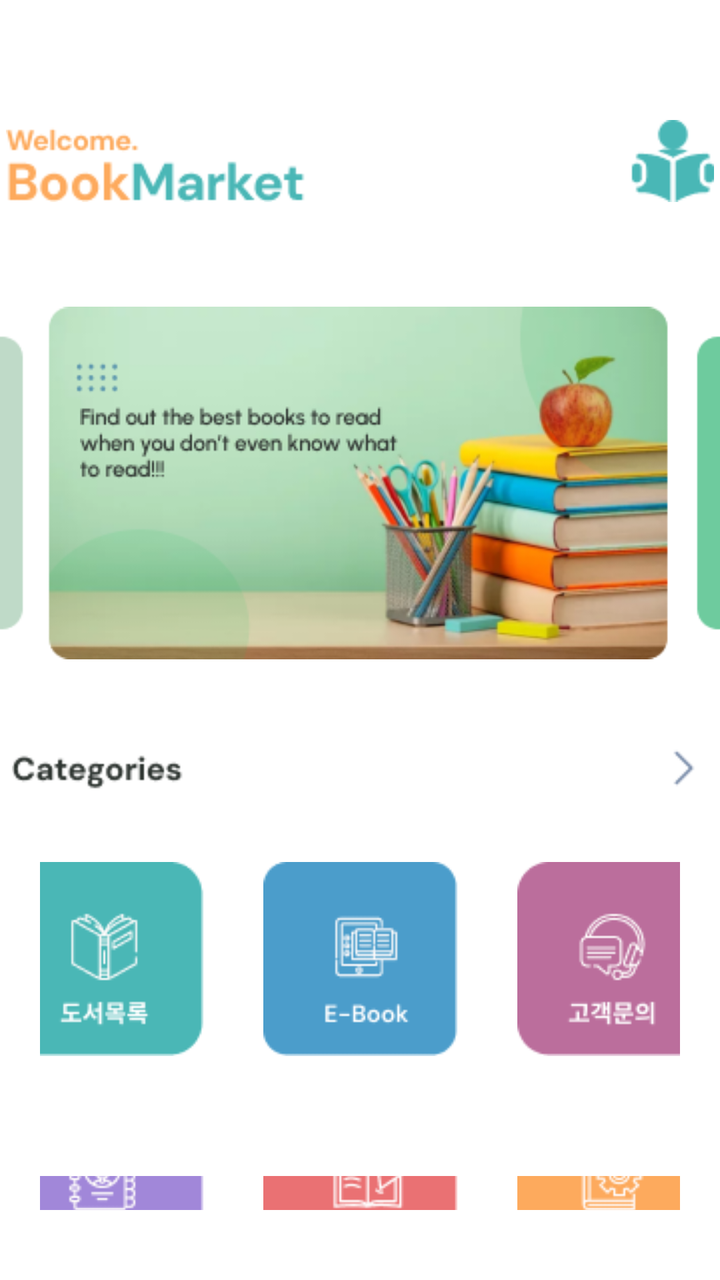
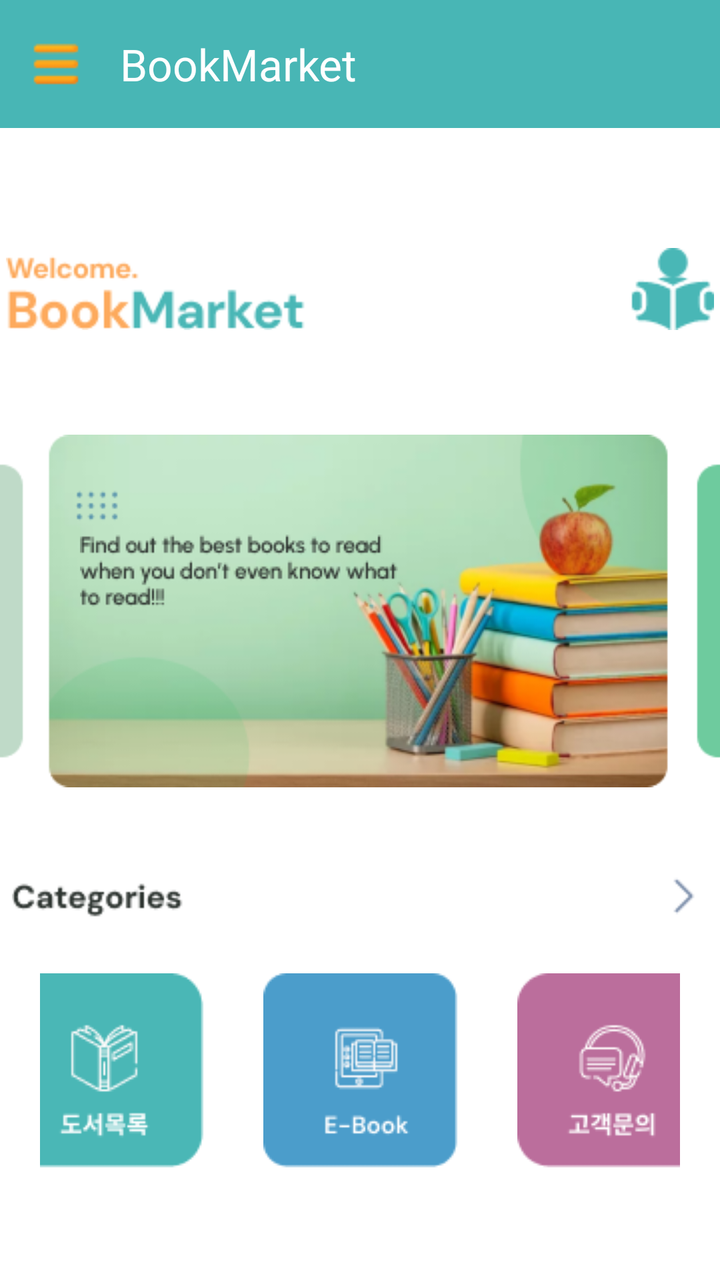

Two renders of the same Android screen: before a commit and after it. Below are the layout's source before the change and the commit's diff.
<!-- AndroidManifest.xml: application theme Theme.BookMarket -->
<!-- res/layout/activity_menu.xml -->
<?xml version="1.0" encoding="utf-8"?>
<LinearLayout xmlns:android="http://schemas.android.com/apk/res/android"
    xmlns:app="http://schemas.android.com/apk/res-auto"
    xmlns:tools="http://schemas.android.com/tools"
    android:id="@+id/menu"
    android:layout_width="match_parent"
    android:layout_height="match_parent"
    android:background="#ffffff"
    android:orientation="vertical"
    tools:context=".MenuActivity">

    <ImageView
        android:id="@+id/imageView1"
        android:layout_width="wrap_content"
        android:layout_height="wrap_content"
        android:layout_gravity="center_horizontal"
        android:layout_marginTop="60dp"
        app:srcCompat="@drawable/menu_logo" />

    <FrameLayout
        android:layout_width="match_parent"
        android:layout_height="wrap_content">

        <ImageView
            android:id="@+id/imageView2"
            android:layout_width="wrap_content"
            android:layout_height="wrap_content"
            android:layout_marginTop="40dp"
            android:onClick="onBannerClick"
            app:srcCompat="@drawable/menu_banner1" />

        <ImageView
            android:id="@+id/imageView5"
            android:layout_width="wrap_content"
            android:layout_height="wrap_content"
            android:layout_gravity="center_vertical"
            android:layout_marginLeft="40dp"
            app:srcCompat="@drawable/menu_text" />
    </FrameLayout>

    <ImageView
        android:id="@+id/imageView3"
        android:layout_width="match_parent"
        android:layout_height="wrap_content"
        android:layout_marginTop="30dp"
        app:srcCompat="@drawable/menu_title" />

    <TableLayout
        android:layout_width="match_parent"
        android:layout_height="wrap_content"
        android:layout_margin="20dp"
        android:gravity="center">

        <TableRow
            android:layout_width="match_parent"
            android:layout_height="match_parent"
            android:gravity="center_horizontal">

            <ImageButton
                android:id="@+id/imageButton1"
                android:layout_width="wrap_content"
                android:layout_height="wrap_content"
                android:layout_margin="15dp"
                android:background="@android:color/transparent"
                android:onClick="onBookListClick"
                app:srcCompat="@drawable/menu_menu1" />

            <ImageButton
                android:id="@+id/imageButton2"
                android:layout_width="wrap_content"
                android:layout_height="wrap_content"
                android:layout_margin="15dp"
                android:background="#00FFFFFF"
                android:onClick="onEBookClick"
                app:srcCompat="@drawable/menu_menu2" />

            <ImageButton
                android:id="@+id/imageButton3"
                android:layout_width="wrap_content"
                android:layout_height="wrap_content"
                android:layout_margin="15dp"
                android:background="#00FFFFFF"
                android:onClick="onCustomerInquiryClick"
                app:srcCompat="@drawable/menu_menu3" />
        </TableRow>

        <TableRow
            android:layout_width="match_parent"
            android:layout_height="match_parent"
            android:layout_marginTop="30dp"
            android:gravity="center_horizontal">

            <ImageButton
                android:id="@+id/imageButton4"
                android:layout_width="wrap_content"
                android:layout_height="wrap_content"
                android:layout_margin="15dp"
                android:background="#00FFFFFF"
                android:onClick="onMyPageClick"
                app:srcCompat="@drawable/menu_menu4" />

            <ImageButton
                android:id="@+id/imageButton5"
                android:layout_width="wrap_content"
                android:layout_height="wrap_content"
                android:layout_margin="15dp"
                android:background="#00FFFFFF"
                android:onClick="onMarketInfoClick"
                app:srcCompat="@drawable/menu_menu5" />

            <ImageButton
                android:id="@+id/imageButton6"
                android:layout_width="wrap_content"
                android:layout_height="wrap_content"
                android:layout_margin="15dp"
                android:background="#00FFFFFF"
                android:onClick="onSettingClick"
                app:srcCompat="@drawable/menu_menu6" />
        </TableRow>
    </TableLayout>

    <LinearLayout
        android:layout_width="match_parent"
        android:layout_height="match_parent"
        android:gravity="bottom|center_horizontal"
        android:orientation="vertical">

        <ImageView
            android:id="@+id/imageView4"
            android:layout_width="wrap_content"
            android:layout_height="wrap_content"
            app:srcCompat="@drawable/menu_bottom" />
    </LinearLayout>
</LinearLayout>
<!-- resources referenced by this layout -->
<resources>
  <!-- drawable menu_banner1: png bitmap (drawable, 64457 bytes) -->
  <!-- drawable menu_bottom: png bitmap (drawable, 1726 bytes) -->
  <!-- drawable menu_logo: png bitmap (drawable, 4746 bytes) -->
  <!-- drawable menu_menu1: png bitmap (drawable, 2551 bytes) -->
  <!-- drawable menu_menu2: png bitmap (drawable, 2214 bytes) -->
  <!-- drawable menu_menu3: png bitmap (drawable, 3499 bytes) -->
  <!-- drawable menu_menu4: png bitmap (drawable, 3027 bytes) -->
  <!-- drawable menu_menu5: png bitmap (drawable, 2735 bytes) -->
  <!-- drawable menu_menu6: png bitmap (drawable, 2363 bytes) -->
  <!-- drawable menu_text: png bitmap (drawable, 3405 bytes) -->
  <!-- drawable menu_title: png bitmap (drawable, 1870 bytes) -->
  <style name="Theme.BookMarket" parent="Base.Theme.BookMarket" />
  <style name="Base.Theme.BookMarket" parent="Theme.Material3.DayNight.NoActionBar">
          
          
      </style>
</resources>

<!-- the commit's change to res/layout/activity_menu.xml (unified diff, before → after) -->
@@ -1,5 +1,6 @@
 <?xml version="1.0" encoding="utf-8"?>
-<LinearLayout xmlns:android="http://schemas.android.com/apk/res/android"
+<androidx.drawerlayout.widget.DrawerLayout
+    xmlns:android="http://schemas.android.com/apk/res/android"
     xmlns:app="http://schemas.android.com/apk/res-auto"
     xmlns:tools="http://schemas.android.com/tools"
     android:id="@+id/menu"
@@ -8,6 +9,22 @@
     android:background="#ffffff"
     android:orientation="vertical"
     tools:context=".MenuActivity">
+    <LinearLayout
+        android:layout_width="match_parent"
+        android:layout_height="wrap_content"
+        android:orientation="vertical">
+
+    <androidx.appcompat.widget.Toolbar
+        android:id="@+id/toolbar"
+        android:layout_width="match_parent"
+        android:layout_height="wrap_content"
+        android:background="#48B6B5"
+        android:minHeight="?attr/actionBarSize"
+        android:theme="?attr/actionBarTheme"
+        app:navigationIcon="@drawable/icon_navi"
+        app:title="BookMarket"
+        app:titleTextColor="#FFFFFF" />
+
 
     <ImageView
         android:id="@+id/imageView1"
@@ -96,6 +113,7 @@
                 android:layout_height="wrap_content"
                 android:layout_margin="15dp"
                 android:background="#00FFFFFF"
+
                 android:onClick="onMyPageClick"
                 app:srcCompat="@drawable/menu_menu4" />
 
@@ -103,7 +121,9 @@
                 android:id="@+id/imageButton5"
                 android:layout_width="wrap_content"
                 android:layout_height="wrap_content"
+
                 android:layout_margin="15dp"
+
                 android:background="#00FFFFFF"
                 android:onClick="onMarketInfoClick"
                 app:srcCompat="@drawable/menu_menu5" />
@@ -119,6 +139,7 @@
         </TableRow>
     </TableLayout>
 
+
     <LinearLayout
         android:layout_width="match_parent"
         android:layout_height="match_parent"
@@ -131,4 +152,47 @@
             android:layout_height="wrap_content"
             app:srcCompat="@drawable/menu_bottom" />
     </LinearLayout>
+    </LinearLayout>
+
+    <com.google.android.material.navigation.NavigationView
+        android:id="@+id/navigation"
+        android:layout_width="wrap_content"
+        android:layout_height="match_parent"
+        android:layout_gravity="start"
+        android:visibility="visible"
+        app:headerLayout="@layout/nav_header_main"
+        app:menu="@menu/menu_navi">
+
+    </com.google.android.material.navigation.NavigationView>
+
+
+</androidx.drawerlayout.widget.DrawerLayout>
+<!-- res/layout/nav_header_main.xml (included above) -->
+<?xml version="1.0" encoding="utf-8"?>
+<LinearLayout xmlns:android="http://schemas.android.com/apk/res/android"
+    xmlns:app="http://schemas.android.com/apk/res-auto"
+    android:layout_width="match_parent"
+    android:layout_height="wrap_content"
+
+    android:background="#F8B476"
+    android:gravity="bottom"
+    android:orientation="vertical"
+    android:padding="20dp"
+    android:theme="@style/ThemeOverlay.AppCompat.Dark">
+
+    <ImageView
+        android:id="@+id/imageView"
+        android:layout_width="wrap_content"
+        android:layout_height="wrap_content"
+        app:srcCompat="@drawable/navi_market" />
+
+    <TextView
+        android:layout_width="match_parent"
+        android:layout_height="wrap_content"
+        android:layout_marginTop="20dp"
+        android:text="BookMarket"
+        android:textAppearance="@style/TextAppearance.AppCompat.Body1"
+        android:textSize="18sp"
+        android:textStyle="bold" />
+
 </LinearLayout>
<!-- resource entries referenced after the edit -->
@@ -1,5 +1,6 @@
 <!-- resources referenced by this layout -->
 <resources>
+  <!-- drawable icon_navi: png bitmap (drawable, 507 bytes) -->
   <!-- drawable menu_banner1: png bitmap (drawable, 64457 bytes) -->
   <!-- drawable menu_bottom: png bitmap (drawable, 1726 bytes) -->
   <!-- drawable menu_logo: png bitmap (drawable, 4746 bytes) -->
@@ -11,10 +12,16 @@
   <!-- drawable menu_menu6: png bitmap (drawable, 2363 bytes) -->
   <!-- drawable menu_text: png bitmap (drawable, 3405 bytes) -->
   <!-- drawable menu_title: png bitmap (drawable, 1870 bytes) -->
+  <!-- drawable navi_market: png bitmap (drawable, 24206 bytes) -->
   <style name="Theme.BookMarket" parent="Base.Theme.BookMarket" />
   <style name="Base.Theme.BookMarket" parent="Theme.Material3.DayNight.NoActionBar">
           
           
+  
+          <item name="android:statusBarColor">@color/appBarColor</item>
+          <item name="android:navigationBarColor">@android:color/transparent</item>
+  
       </style>
+  <color name="appBarColor">#48B6B5</color>
 </resources>
 
